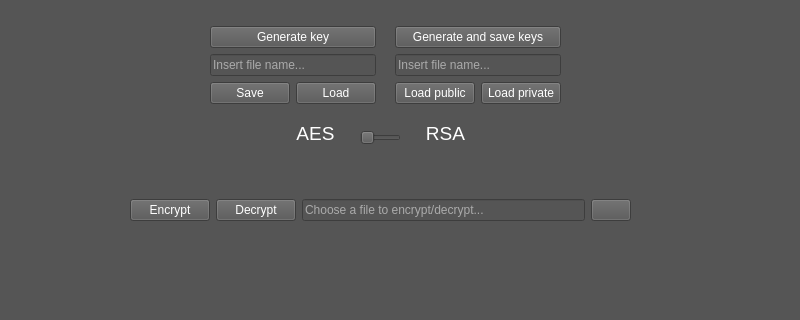
Yaneshema/QTCrypto, file QTCrypto.ui: the form before one commit; both pictures show x 0 to 800 and y 280 to 600 of the 800 by 600 pixel window.
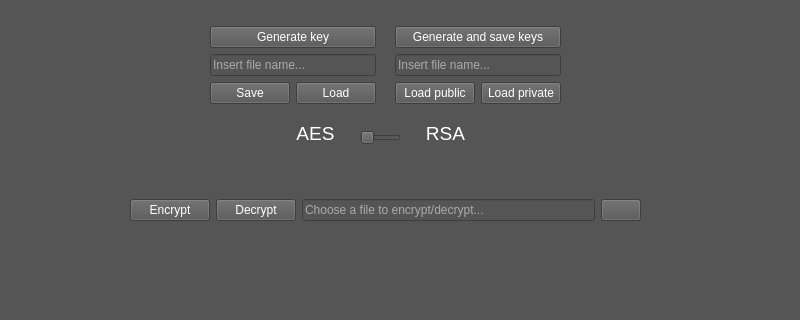
The form after the commit. Icons and pictures are not drawn.

Patch:
```diff
--- a/QTCrypto.ui
+++ b/QTCrypto.ui
@@ -22,7 +22,7 @@
      <rect>
       <x>130</x>
       <y>450</y>
-      <width>501</width>
+      <width>511</width>
       <height>80</height>
      </rect>
     </property>
```
Left out of the diff: 19 changed lines with no effect on the pictures.
